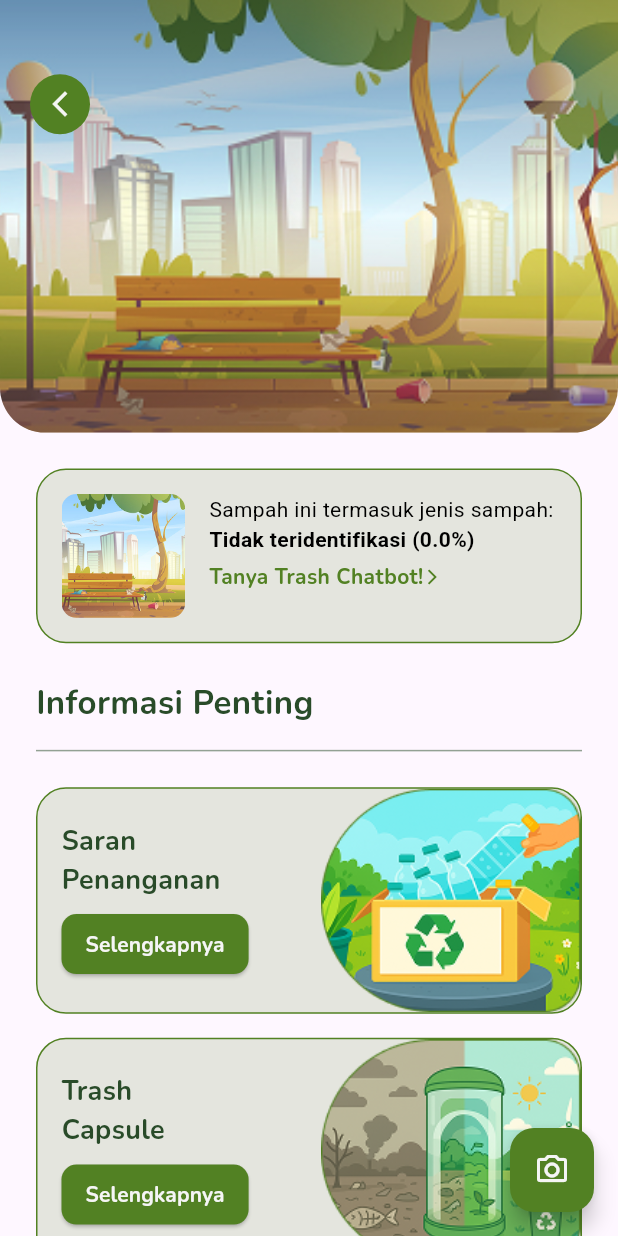
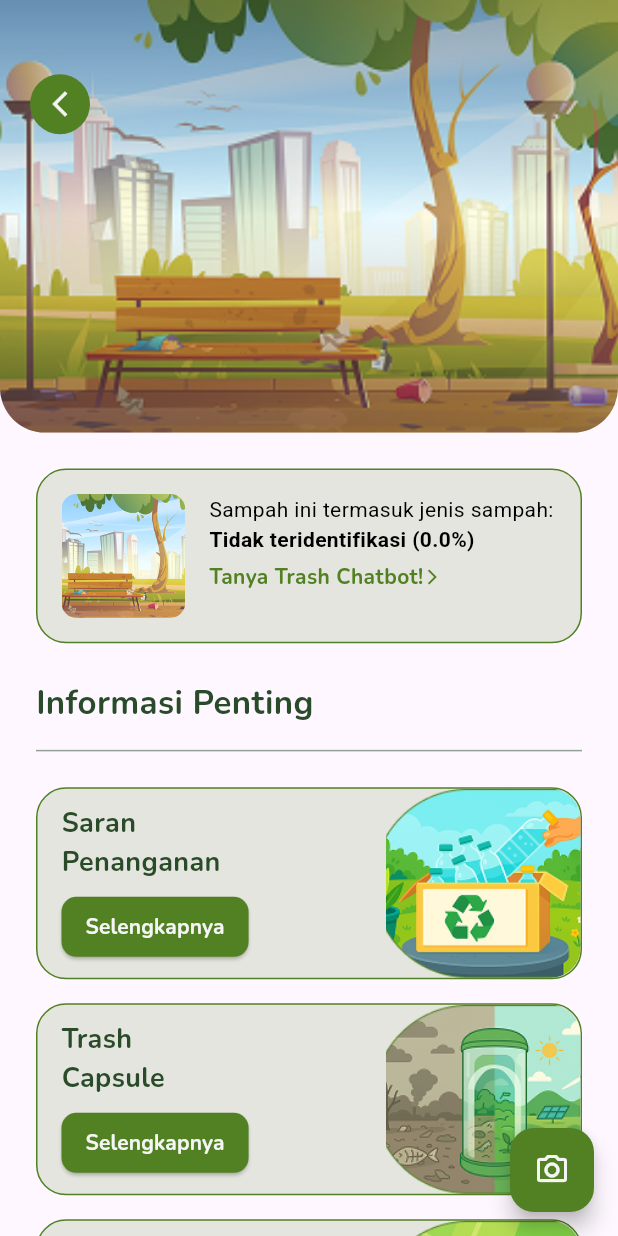
Before and after one commit to Monikahung/Trashvisor, a Flutter app: the ResultScan screen opened directly, on a phone screen of 412 x 824 dp. Run offline on Flutter 3.47's test engine with Material 3 defaults, Android fonts, the phone set to English and light mode, and no system bars; our stand-ins replace camera, dio, flutter_dotenv, flutter_markdown, image_picker, shared_preferences and 1 more; accounts and stored records are empty; network calls fail.

Commit message:
Update TrashVision

```diff
--- a/lib/pages/trashvision/result_scan.dart
+++ b/lib/pages/trashvision/result_scan.dart
@@ -2,16 +2,18 @@ import 'package:flutter/material.dart';
 import 'dart:io';
 import 'package:trashvisor/core/colors.dart';
 import 'package:camera/camera.dart';
+import 'package:trashvisor/pages/trashvision/handling_trash.dart';
+import 'package:trashvisor/pages/trashchatbot/chatbot.dart';
 import 'scan_camera.dart';
 
 class ResultScan extends StatefulWidget {
   final String? scannedImagePath;
-  final Map<String, dynamic>? aiResult; // Tambahkan parameter ini
+  final Map<String, dynamic>? aiResult;
 
   const ResultScan({
     super.key,
     this.scannedImagePath,
-    this.aiResult, // Tambahkan ini
+    this.aiResult,
   });
 
   @override
@@ -20,28 +22,40 @@ class ResultScan extends StatefulWidget {
 
 class _ResultScanState extends State<ResultScan> {
   String? _currentImagePath;
-  String _predictedLabel = "Tidak teridentifikasi"; // Variabel baru
-  String _predictedConfidence = "0.0%"; // Variabel baru
+  String _predictedLabel = "Tidak teridentifikasi";
+  String _predictedConfidence = "0.0%";
 
   @override
   void initState() {
     super.initState();
     _currentImagePath = widget.scannedImagePath;
 
-    // Ekstrak data dari hasil AI jika tersedia
-    if (widget.aiResult != null &&
-        widget.aiResult!['data'] != null &&
-        widget.aiResult!['data'].isNotEmpty) {
-      final Map<String, dynamic> predictions = widget.aiResult!['data'][0];
+    // Pastikan hasil AI tidak kosong
+    if (widget.aiResult != null && widget.aiResult!.isNotEmpty) {
+      final predictions = widget.aiResult!;
 
-      if (predictions.isNotEmpty) {
-        var sortedEntries = predictions.entries.toList()
-          ..sort((a, b) => b.value.compareTo(a.value));
+      // Mengonversi nilai dari String ke num untuk perbandingan yang aman
+      List<MapEntry<String, dynamic>> safeEntries = [];
+      predictions.forEach((key, value) {
+        double parsedValue;
+        if (value is num) {
+          parsedValue = value.toDouble();
+        } else if (value is String) {
+          parsedValue = double.tryParse(value) ?? 0.0;
+        } else {
+          parsedValue = 0.0;
+        }
+        safeEntries.add(MapEntry(key, parsedValue));
+      });
 
-        _predictedLabel = sortedEntries.first.key;
-        double confidence = sortedEntries.first.value;
+      // Urutkan entri berdasarkan nilai yang sudah dikonversi
+      safeEntries.sort((a, b) => b.value.compareTo(a.value));
+
+      // Ambil hasil prediksi teratas
+      final topPrediction = safeEntries.first;
+      _predictedLabel = topPrediction.key.replaceAll('_', ' ');
+      double confidence = topPrediction.value;
       _predictedConfidence = '${(confidence * 100).toStringAsFixed(2)}%';
-      }
     }
   }
 
@@ -65,32 +79,19 @@ class _ResultScanState extends State<ResultScan> {
 
     if (!mounted) return;
 
-    // VERIFIKASI: Cek hasil yang diterima
     debugPrint("Hasil yang diterima dari kamera: $result");
 
     if (result != null && result is String) {
-      // VERIFIKASI: Pastikan file ada sebelum setState
       final file = File(result);
-
-      // PENTING: Periksa `mounted` sebelum melakukan operasi `await`
+      if (!await file.exists()) {
         if (!mounted) return;
-
-      if (!await file.exists()) {
-        debugPrint("Error: File gambar tidak ditemukan di jalur: $result");
-
-        // PENTING: Periksa `mounted` lagi sebelum menggunakan `context`
+        ScaffoldMessenger.of(context).showSnackBar(
+          const SnackBar(
+              content: Text('Gagal menampilkan gambar. File tidak ditemukan.')),
+        );
+        return;
+      }
       if (!mounted) return;
-
-        // Tampilkan pesan error ke pengguna
-        ScaffoldMessenger.of(context).showSnackBar(
-          const SnackBar(content: Text('Gagal menampilkan gambar. File tidak ditemukan.')),
-        );
-        return; // Hentikan eksekusi
-      }
-
-      // PENTING: Periksa `mounted` sebelum memanggil `setState`
-      if (!mounted) return;
-
       setState(() {
         _currentImagePath = result;
       });
@@ -105,9 +106,9 @@ class _ResultScanState extends State<ResultScan> {
       body: SingleChildScrollView(
         child: Column(
           children: [
+            // ===== Bagian Header Gambar =====
             Stack(
               children: [
-                // Menggunakan Image.file jika _currentImagePath tersedia
                 Container(
                   width: screenSize.width,
                   height: screenSize.height * 0.35,
@@ -152,45 +153,51 @@ class _ResultScanState extends State<ResultScan> {
                     onTap: () => Navigator.pop(context),
                     child: Container(
                       padding: const EdgeInsets.all(10),
-                      decoration: BoxDecoration(
+                      decoration: const BoxDecoration(
                         color: AppColors.fernGreen,
                         shape: BoxShape.circle,
                       ),
-                      child: const Icon(Icons.arrow_back_ios_new, color: AppColors.whiteSmoke, size: 20),
+                      child: const Icon(Icons.arrow_back_ios_new,
+                          color: AppColors.whiteSmoke, size: 20),
                     ),
                   ),
                 ),
               ],
             ),
+
+            // ===== Bagian Konten =====
             Padding(
               padding: const EdgeInsets.symmetric(horizontal: 24, vertical: 24),
               child: Column(
                 crossAxisAlignment: CrossAxisAlignment.start,
                 children: [
+                  // === Hasil Prediksi AI + Gambar ===
                   Container(
                     padding: const EdgeInsets.all(16),
                     decoration: BoxDecoration(
-                      color: AppColors.fernGreen.withAlpha((255 * 0.15).round()),
+                      color:
+                          AppColors.fernGreen.withAlpha((255 * 0.15).round()),
                       borderRadius: BorderRadius.circular(20),
                       border: Border.all(color: AppColors.fernGreen, width: 1),
                     ),
+                    child: IntrinsicHeight(
                       child: Row(
-                      crossAxisAlignment: CrossAxisAlignment.start,
+                        crossAxisAlignment: CrossAxisAlignment.stretch,
                         children: [
                           ClipRRect(
                             borderRadius: BorderRadius.circular(10),
+                            child: SizedBox(
+                              width: 82.5,
+                              height: 82.5,
                               child: _currentImagePath != null
                                   ? Image.file(
                                       File(_currentImagePath!),
-                                  width: 82.5,
-                                  height: 82.5,
                                       fit: BoxFit.cover,
                                     )
                                   : Image.asset(
                                       'assets/images/bg_home.jpg',
-                                  width: 82.5,
-                                  height: 82.5,
                                       fit: BoxFit.cover,
+                                    ),
                             ),
                           ),
                           const SizedBox(width: 16),
@@ -199,16 +206,16 @@ class _ResultScanState extends State<ResultScan> {
                               crossAxisAlignment: CrossAxisAlignment.start,
                               children: [
                                 Text(
-                                'Sampah ini termasuk jenis sampah: ',
-                                style: TextStyle(
+                                  'Sampah ini termasuk jenis sampah:',
+                                  style: const TextStyle(
                                     fontFamily: 'Roboto',
                                     fontSize: 14,
                                     color: Colors.black,
                                   ),
                                 ),
                                 Text(
-                                '$_predictedLabel ($_predictedConfidence)' , // Ganti ini
-                                style: TextStyle(
+                                  '$_predictedLabel ($_predictedConfidence)',
+                                  style: const TextStyle(
                                     fontFamily: 'Roboto',
                                     fontSize: 14,
                                     fontWeight: FontWeight.bold,
@@ -218,10 +225,20 @@ class _ResultScanState extends State<ResultScan> {
                                 const SizedBox(height: 5),
                                 GestureDetector(
                                   onTap: () {
-                                  // Tambahkan fungsi untuk membuka chatbot
+                                    // Navigasi ke halaman chatbot yang ingin dikirim
+                                    final String trashType = _predictedLabel;
+                                    final String question = "Tolong berikan informasi lebih detail mengenai sampah $trashType!";
+
+                                    // Navigasi ke halaman chatbot dan teruskan pertanyaan
+                                    Navigator.push(
+                                      context,
+                                      MaterialPageRoute(
+                                        builder: (context) => TrashChatbotPage(initialQuestion: question),
+                                      ),
+                                    );
                                   },
                                   child: Row(
-                                  children: [
+                                    children: const [
                                       Text(
                                         'Tanya Trash Chatbot!',
                                         style: TextStyle(
@@ -231,7 +248,7 @@ class _ResultScanState extends State<ResultScan> {
                                           color: AppColors.fernGreen,
                                         ),
                                       ),
-                                    const Icon(
+                                      Icon(
                                         Icons.arrow_forward_ios,
                                         size: 12,
                                         color: AppColors.fernGreen,
@@ -245,8 +262,12 @@ class _ResultScanState extends State<ResultScan> {
                         ],
                       ),
                     ),
+                  ),
+
                   const SizedBox(height: 24),
-                  Text(
+
+                  // === Informasi Penting ===
+                  const Text(
                     'Informasi Penting',
                     style: TextStyle(
                       fontFamily: 'Nunito',
@@ -258,14 +279,24 @@ class _ResultScanState extends State<ResultScan> {
                   const SizedBox(height: 16),
                   Container(
                     height: 1,
-                    color: AppColors.darkMossGreen.withAlpha((255 * 0.5).round()),
-                    width: double.infinity, // full width
+                    color: AppColors.darkMossGreen
+                        .withAlpha((255 * 0.5).round()),
+                    width: double.infinity,
                   ),
                   const SizedBox(height: 24),
                   _buildInfoCard(
                     title: 'Saran\nPenanganan',
                     imagePath: 'assets/images/info_1.png',
-                    onTap: () {},
+                    onTap: () {
+                      Navigator.push(
+                        context,
+                        MaterialPageRoute(
+                          builder: (context) => HandlingTrash(
+                            trashType: _predictedLabel,
+                          ),
+                        ),
+                      );
+                    },
                   ),
                   const SizedBox(height: 16),
                   _buildInfoCard(
@@ -277,9 +308,7 @@ class _ResultScanState extends State<ResultScan> {
                   _buildInfoCard(
                     title: 'Trash\nLocation',
                     imagePath: 'assets/images/info_3.png',
-                    onTap: () {
-                      _startScanCamera(); // Panggil fungsi scan kamera
-                    },
+                    onTap: _startScanCamera,
                   ),
                 ],
               ),
@@ -288,9 +317,10 @@ class _ResultScanState extends State<ResultScan> {
         ),
       ),
       floatingActionButton: FloatingActionButton(
-        onPressed: _startScanCamera, // Panggil fungsi scan kamera
+        onPressed: _startScanCamera,
         backgroundColor: AppColors.fernGreen,
-        child: const Icon(Icons.camera_alt_outlined, color: AppColors.whiteSmoke),
+        child: const Icon(Icons.camera_alt_outlined,
+            color: AppColors.whiteSmoke),
       ),
     );
   }
@@ -307,8 +337,10 @@ class _ResultScanState extends State<ResultScan> {
         borderRadius: BorderRadius.circular(20),
         border: Border.all(color: AppColors.fernGreen, width: 1),
       ),
+      child: IntrinsicHeight(
         child: Row(
           mainAxisAlignment: MainAxisAlignment.spaceBetween,
+          crossAxisAlignment: CrossAxisAlignment.stretch,
           children: [
             Expanded(
               child: Column(
@@ -318,7 +350,7 @@ class _ResultScanState extends State<ResultScan> {
                     padding: const EdgeInsets.only(top: 10),
                     child: Text(
                       title,
-                    style: TextStyle(
+                      style: const TextStyle(
                         fontFamily: 'Nunito',
                         fontSize: 18,
                         fontWeight: FontWeight.bold,
@@ -328,7 +360,7 @@ class _ResultScanState extends State<ResultScan> {
                   ),
                   const SizedBox(height: 6),
                   Container(
-                  margin: const EdgeInsets.only(bottom: 10), // margin di sini
+                    margin: const EdgeInsets.only(bottom: 10),
                     child: ElevatedButton(
                       onPressed: onTap,
                       style: ElevatedButton.styleFrom(
@@ -336,9 +368,10 @@ class _ResultScanState extends State<ResultScan> {
                         shape: RoundedRectangleBorder(
                           borderRadius: BorderRadius.circular(10),
                         ),
-                      padding: const EdgeInsets.symmetric(horizontal: 16, vertical: 10),
+                        padding: const EdgeInsets.symmetric(
+                            horizontal: 16, vertical: 10),
                       ),
-                    child: Text(
+                      child: const Text(
                         'Selengkapnya',
                         style: TextStyle(
                           fontFamily: 'Nunito',
@@ -352,14 +385,21 @@ class _ResultScanState extends State<ResultScan> {
                 ],
               ),
             ),
-          Expanded(
+            // Ini adalah Kolom Kanan (Gambar)
+            ClipRRect(
+              borderRadius: const BorderRadius.only(
+                topRight: Radius.circular(20),
+                bottomRight: Radius.circular(20),
+              ),
               child: Image.asset(
                 imagePath,
-              fit: BoxFit.contain,
+                fit: BoxFit.cover, // Gunakan BoxFit.cover agar gambar mengisi area
+                width: 130, // Tentukan lebar tetap untuk gambar (Anda bisa sesuaikan)
               ),
             ),
           ],
         ),
+      ),
     );
   }
 }
```
Also changed, not shown: lib/pages/trashchatbot/chatbot.dart (+37 -12 lines), lib/pages/trashvision/handling_trash.dart (added, +252 -0 lines), lib/pages/trashvision/scan_camera.dart (+76 -162 lines), assets/images/bg_handling.png (added), 1 other file. Lines whose indentation alone changed are shown as unchanged.
